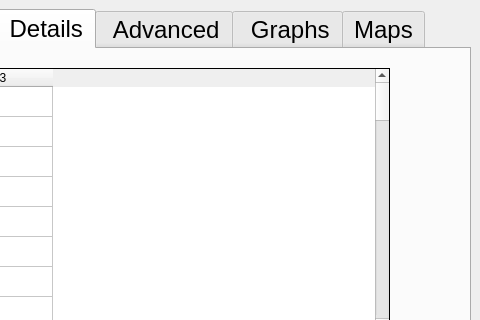
Before: the Qt Designer form ddh/gui/designer_main.ui in LowellInstruments/ddh_old, drawn with Qt 5; both pictures show x 338 to 818 and y 0 to 320 of the 818 by 498 pixel window.
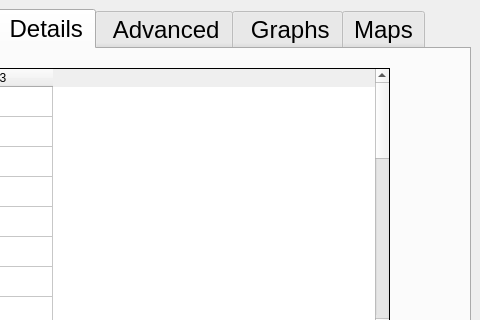
After: the same form once the commit is applied. Icons and pictures are not drawn.

```diff
--- a/ddh/gui/designer_main.ui
+++ b/ddh/gui/designer_main.ui
@@ -1347,7 +1347,7 @@
              <bool>false</bool>
             </property>
             <property name="rowCount">
-             <number>50</number>
+             <number>25</number>
             </property>
             <property name="columnCount">
              <number>3</number>
@@ -1383,31 +1383,6 @@
             <row/>
             <row/>
             <row/>
-            <row/>
-            <row/>
-            <row/>
-            <row/>
-            <row/>
-            <row/>
-            <row/>
-            <row/>
-            <row/>
-            <row/>
-            <row/>
-            <row/>
-            <row/>
-            <row/>
-            <row/>
-            <row/>
-            <row/>
-            <row/>
-            <row/>
-            <row/>
-            <row/>
-            <row/>
-            <row/>
-            <row/>
-            <row/>
             <column/>
             <column/>
             <column/>
```
